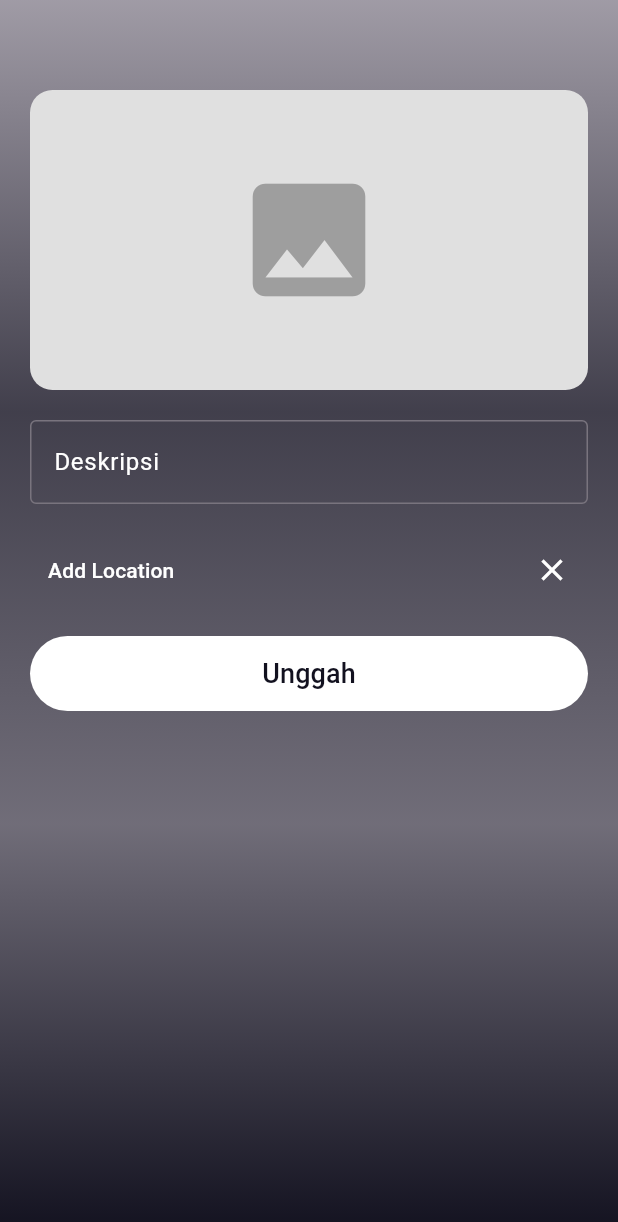
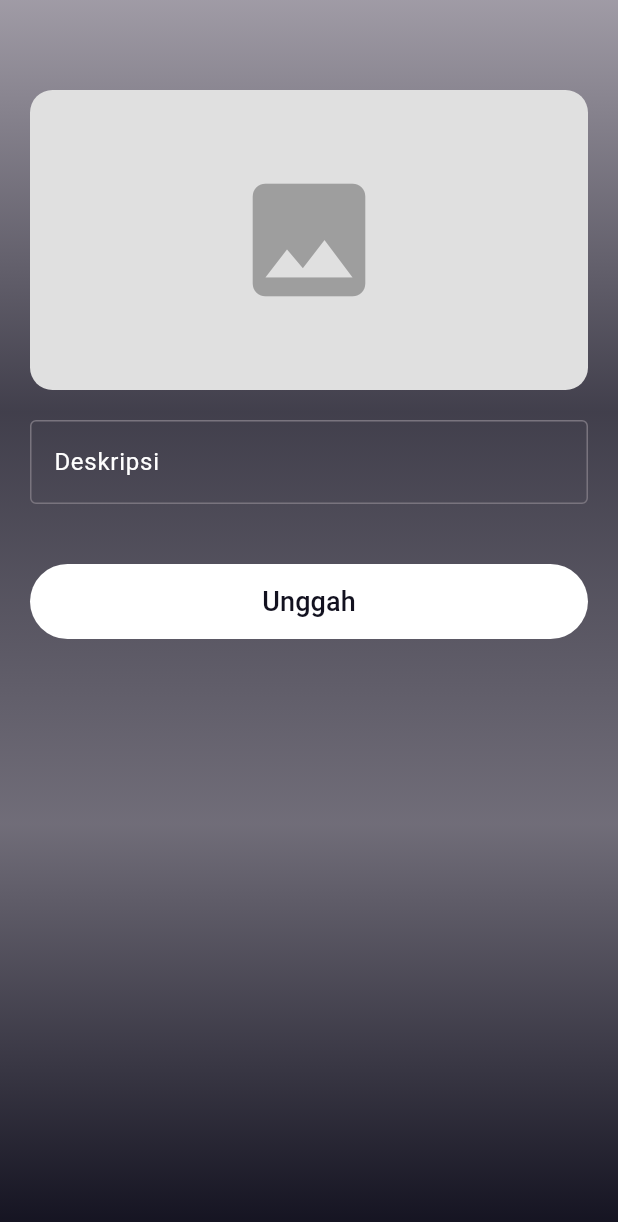
Before and after one commit to Faik-irkham/story_apps, a Flutter app: the AddStoryPage screen opened by its route, on a phone screen of 412 x 824 dp. Shown: the top 1222 px of the screen. Run offline on Flutter 3.47's test engine with Material 3 defaults, Android fonts, the phone set to English and light mode, and no system bars; our stand-ins replace geocoding, go_router, google_maps_flutter, image_picker, location, shared_preferences; accounts and stored records are empty; generated files the repository leaves out were written again; network calls fail.

Commit message:
variant free tidak bisa menambahkan lokasi dan paid bisa

```diff
--- a/lib/ui/add_story_page.dart
+++ b/lib/ui/add_story_page.dart
@@ -7,6 +7,7 @@ import 'package:flutter/services.dart';
 import 'package:go_router/go_router.dart';
 import 'package:image_picker/image_picker.dart';
 import 'package:provider/provider.dart';
+import 'package:story_apps/build_variant/flavor_config.dart';
 import 'package:story_apps/common/common.dart';
 import 'package:story_apps/provider/credential_provider.dart';
 import 'package:story_apps/provider/story_provider.dart';
@@ -178,7 +179,8 @@ class _AddStoryPageState extends State<AddStoryPage> {
                     ),
                   ),
                   const SizedBox(height: 20),
-                  Row(
+                  FlavorConfig.instance.flavor == FlavorType.paid
+                      ? Row(
                           mainAxisAlignment: MainAxisAlignment.spaceBetween,
                           children: [
                             TextButton(
@@ -190,7 +192,8 @@ class _AddStoryPageState extends State<AddStoryPage> {
                                     ));
                                 if (result != null &&
                                     result is Map<String, dynamic>) {
-                            _selectLocation(result['lat']!, result['lon']!);
+                                  _selectLocation(
+                                      result['lat']!, result['lon']!);
                                 }
                               },
                               child: Text(
@@ -198,7 +201,8 @@ class _AddStoryPageState extends State<AddStoryPage> {
                                     ? 'Add Location'
                                     : 'Location Added',
                                 style: TextStyle(
-                            color: _selectedLat == null || _selectedLon == null
+                                  color: _selectedLat == null ||
+                                          _selectedLon == null
                                       ? Colors.white
                                       : Colors.green,
                                 ),
@@ -206,7 +210,6 @@ class _AddStoryPageState extends State<AddStoryPage> {
                             ),
                             IconButton(
                               onPressed: () {
-                          // Clear selected location
                                 setState(() {
                                   _selectedLat = null;
                                   _selectedLon = null;
@@ -216,7 +219,8 @@ class _AddStoryPageState extends State<AddStoryPage> {
                               color: Colors.white,
                             ),
                           ],
-                  ),
+                        )
+                      : const SizedBox(),
                   if (_selectedLat != null && _selectedLon != null)
                     Padding(
                       padding: const EdgeInsets.symmetric(vertical: 8.0),
```
Lines whose indentation alone changed are shown as unchanged.
